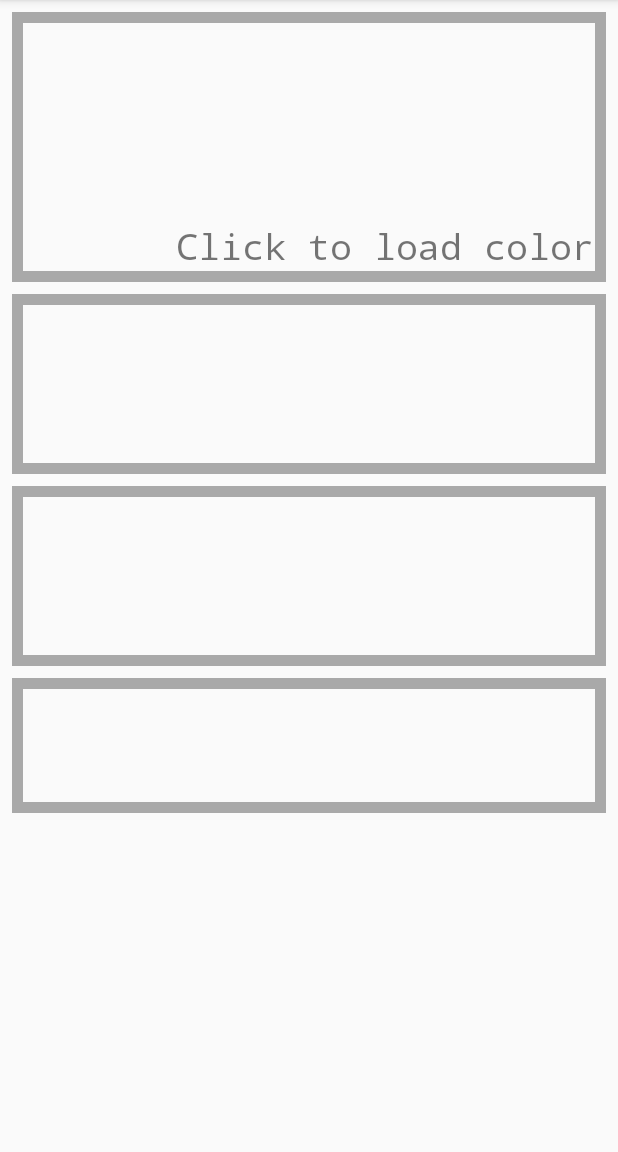
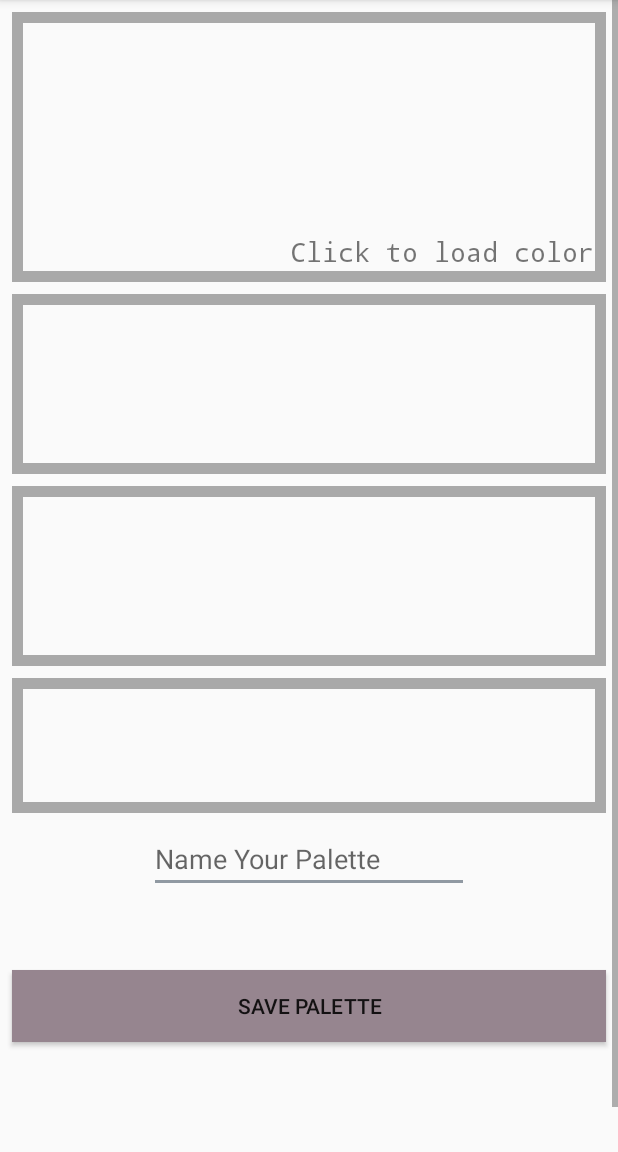
Before and after one commit to ekelseya/PaletteDesign, an Android app: the BuildSplash screen opened directly, with no data from a screen before it, on a phone screen of 412 x 824 dp, the part 84-1236 px from its top. Run offline under Robolectric (Android 15) with nearby library versions, the phone set to English and light mode, and no system bars.

Commit message:
More Layout updates Added error for values > 255

```diff
--- a/app/src/main/res/layout/build_splash.xml
+++ b/app/src/main/res/layout/build_splash.xml
@@ -3,7 +3,7 @@
             xmlns:tools="http://schemas.android.com/tools"
             android:layout_width="match_parent"
             android:layout_height="match_parent"
-            android:fillViewport="true">
+            android:fillViewport="true" android:id="@+id/scrollView2">
 
     <android.support.constraint.ConstraintLayout
             android:id="@+id/Constraint"
@@ -39,7 +39,7 @@
                 app:layout_constraintEnd_toEndOf="@+id/build_color_1"
                 android:layout_marginEnd="8dp" android:layout_marginRight="8dp"
                 app:layout_constraintHorizontal_bias="1.0"
-                android:textSize="24sp" android:layout_marginBottom="8dp"
+                android:textSize="18sp" android:layout_marginBottom="8dp"
                 app:layout_constraintBottom_toBottomOf="@+id/build_color_1"
                 app:layout_constraintVertical_bias="1.0"
                 android:typeface="monospace"
@@ -104,7 +104,7 @@
                 android:layout_marginEnd="8dp" android:layout_marginRight="8dp"
                 app:layout_constraintHorizontal_bias="1.0"
                 app:layout_constraintVertical_bias="1.0"
-                android:textSize="24sp" android:typeface="monospace"
+                android:textSize="18sp" android:typeface="monospace"
                 android:visibility="invisible"/>
         <TextView
                 android:id="@+id/color_name_2"
@@ -168,7 +168,7 @@
                 android:layout_marginEnd="8dp" android:layout_marginRight="8dp"
                 app:layout_constraintHorizontal_bias="1.0"
                 app:layout_constraintVertical_bias="1.0"
-                android:textSize="24sp" android:typeface="monospace"
+                android:textSize="18sp" android:typeface="monospace"
                 android:visibility="invisible"/>
         <TextView
                 android:id="@+id/color_name_3"
@@ -230,7 +230,7 @@
                 android:layout_marginEnd="8dp" android:layout_marginRight="8dp"
                 app:layout_constraintHorizontal_bias="1.0"
                 app:layout_constraintVertical_bias="1.0"
-                android:textSize="24sp" android:typeface="monospace"
+                android:textSize="18sp" android:typeface="monospace"
                 android:visibility="invisible"/>
         <TextView
                 android:id="@+id/color_name_4"
@@ -263,6 +263,28 @@
                 app:layout_constraintTop_toTopOf="@+id/build_color_4"
                 android:layout_marginBottom="8dp"
                 android:visibility="invisible"/>
+        <Button
+                android:text="Save Palette"
+                android:layout_width="0dp"
+                android:layout_height="wrap_content"
+                android:id="@+id/button" app:layout_constraintStart_toStartOf="parent" android:layout_marginLeft="8dp"
+                android:layout_marginStart="8dp" app:layout_constraintEnd_toEndOf="parent"
+                android:layout_marginEnd="8dp" android:layout_marginRight="8dp"
+                android:background="@color/colorPrimary"
+                app:layout_constraintHorizontal_bias="0.0" android:layout_marginBottom="8dp"
+                app:layout_constraintBottom_toBottomOf="parent" android:layout_marginTop="8dp"
+                app:layout_constraintTop_toBottomOf="@+id/build_color_4"/>
+        <EditText
+                android:layout_width="wrap_content"
+                android:layout_height="wrap_content"
+                android:ems="10"
+                android:id="@+id/editText" android:layout_marginStart="8dp"
+                app:layout_constraintStart_toStartOf="parent" android:layout_marginLeft="8dp"
+                android:layout_marginEnd="8dp" app:layout_constraintEnd_toEndOf="parent"
+                android:layout_marginRight="8dp" android:layout_marginTop="8dp"
+                app:layout_constraintTop_toBottomOf="@+id/build_color_4" android:layout_marginBottom="51dp"
+                app:layout_constraintBottom_toTopOf="@+id/button" android:inputType="textNoSuggestions"
+                android:hint="Name Your Palette"/>
 
     </android.support.constraint.ConstraintLayout>
 </ScrollView>
```
Also changed, not shown: app/src/main/java/com/ekelseya/palettedesign/ColorBuild.kt (+13 -9 lines), app/src/main/java/com/ekelseya/palettedesign/GetImage.kt (+7 -5 lines), app/src/main/res/layout/color_block_build.xml (+21 -6 lines), app/src/main/res/layout/get_image.xml (+14 -3 lines), app/src/main/res/drawable-v21/get_color.png (added).
